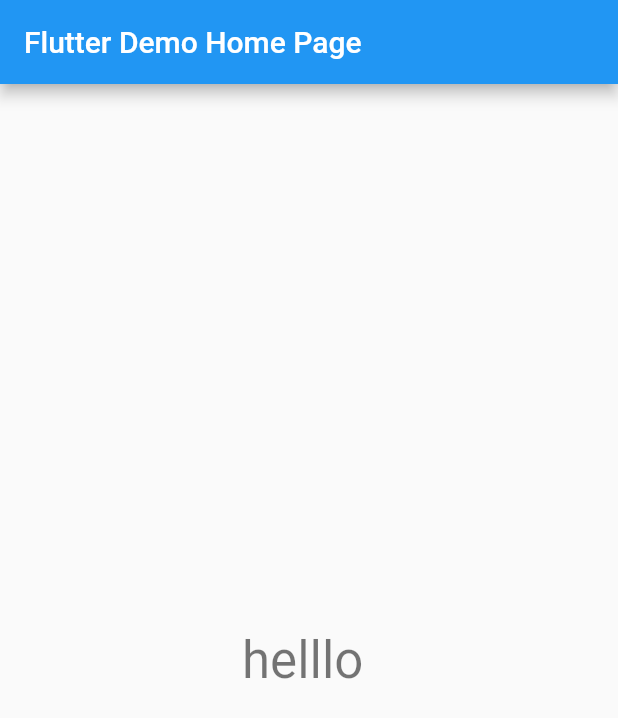
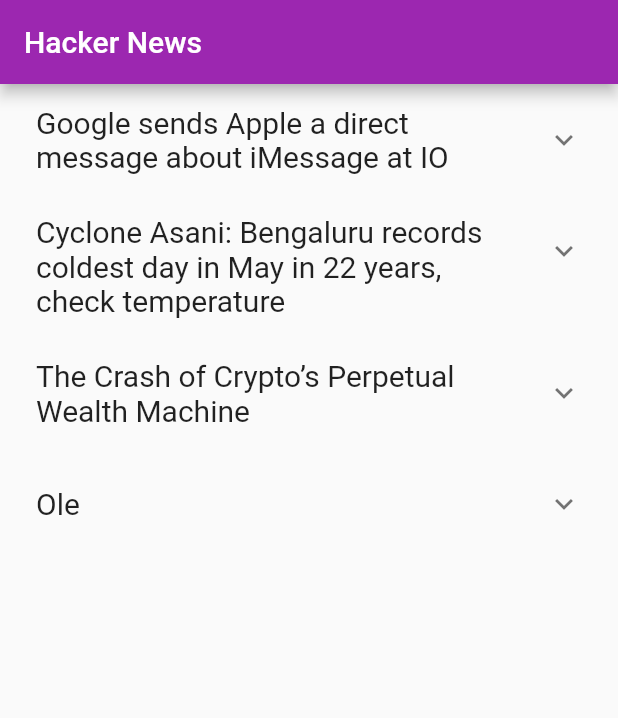
Before and after one commit to Anirudh-rao/hacker_news_app, a Flutter app: the screen it shows after launch, on a phone screen of 412 x 824 dp. Shown: the top 718 px of the screen. Run offline on Flutter 3.47's test engine with Material 2 defaults, Android fonts, the phone set to English and light mode, and no system bars.

Commit message:
UI Changes

```diff
--- a/lib/main.dart
+++ b/lib/main.dart
@@ -1,4 +1,6 @@
 import 'package:flutter/material.dart';
+import 'src/article.dart';
+import 'package:url_launcher/url_launcher.dart';
 
 void main() {
   runApp(const MyApp());
@@ -13,39 +15,55 @@ class MyApp extends StatelessWidget {
     return MaterialApp(
       title: 'Flutter Demo',
       theme: ThemeData(
-        primarySwatch: Colors.blue,
+        primarySwatch: Colors.purple,
       ),
-      home: const MyHomePage(title: 'Flutter Demo Home Page'),
+      home: const MyHomePage(title: 'Hacker News'),
     );
   }
 }
 
 class MyHomePage extends StatefulWidget {
   const MyHomePage({Key? key, required this.title}) : super(key: key);
-
   final String title;
-
   @override
   State<MyHomePage> createState() => _MyHomePageState();
 }
 
 class _MyHomePageState extends State<MyHomePage> {
+  List<Article> _articles = articles;
   @override
   Widget build(BuildContext context) {
     return Scaffold(
       appBar: AppBar(
         title: Text(widget.title),
       ),
-      body: Center(
-        child: Column(
-          mainAxisAlignment: MainAxisAlignment.center,
-          children: <Widget>[
-            Text(
-              'helllo ',
-              style: Theme.of(context).textTheme.headline4,
-            ),
-          ],
+      body: ListView(
+        //The Below Code tells Flutter to map the article list into a standalone text widget
+        children: _articles.map(_builtitem).toList(),
+      ),
+    );
+  }
+
+  Widget _builtitem(Article article) {
+    return Padding(
+      padding: const EdgeInsets.all(8.0),
+      child: ExpansionTile(
+        title: new Text(
+          article.text,
+          style: new TextStyle(fontSize: 20),
         ),
+        children: <Widget>[new Text("${article.commentsCount} comments"),
+        new Text("${article.score} score")],
+        //subtitle: ,
+        //onTap: () async {
+        //final FakeUrl = "https://${article.domain}";
+        //Canlaunch will return a Future
+        //hence we are using Async and wait
+        //in short Flutter Will wait for the url and Then Return the value
+        //if (await canLaunch(FakeUrl)) {
+        //launch(FakeUrl);
+        //}
+        //},
       ),
     );
   }
--- a/lib/src/article.dart
+++ b/lib/src/article.dart
@@ -0,0 +1,55 @@
+import 'dart:core';
+
+class Article {
+  final String text;
+  final String domain;
+  final String by;
+  final String age;
+  final int score;
+  final int commentsCount;
+
+  //Constructor
+  const Article(
+      {required this.text,
+      required this.domain,
+      required this.by,
+      required this.age,
+      required this.score,
+      required this.commentsCount});
+}
+
+final articles = [
+  new Article(
+    text: "Google sends Apple a direct message about iMessage at IO",
+    domain: "XDA.com",
+    by: "zdw",
+    age: "3 hours",
+    score: 177,
+    commentsCount: 62,
+  ),
+  new Article(
+    text:
+        "Cyclone Asani: Bengaluru records coldest day in May in 22 years, check temperature",
+    domain: "IndiaToday.com",
+    by: "Nmo",
+    age: "5 hours",
+    score: 188,
+    commentsCount: 50,
+  ),
+  new Article(
+    text: "The Crash of Crypto’s Perpetual Wealth Machine",
+    domain: "IndianInc.com",
+    by: "ZOho",
+    age: "5 hours",
+    score: 177,
+    commentsCount: 62,
+  ),
+  new Article(
+    text: "Ole",
+    domain: "NYtimes.com",
+    by: "zdw",
+    age: "3 hours",
+    score: 177,
+    commentsCount: 62,
+  ),
+];
--- a/pubspec.yaml
+++ b/pubspec.yaml
@@ -27,8 +27,10 @@ environment:
 # the latest version available on pub.dev. To see which dependencies have newer
 # versions available, run `flutter pub outdated`.
 dependencies:
+  url_launcher: ^6.1.2
   flutter:
     sdk: flutter
+
 
 
   # The following adds the Cupertino Icons font to your application.
```
Also changed, not shown: pubspec.lock.
